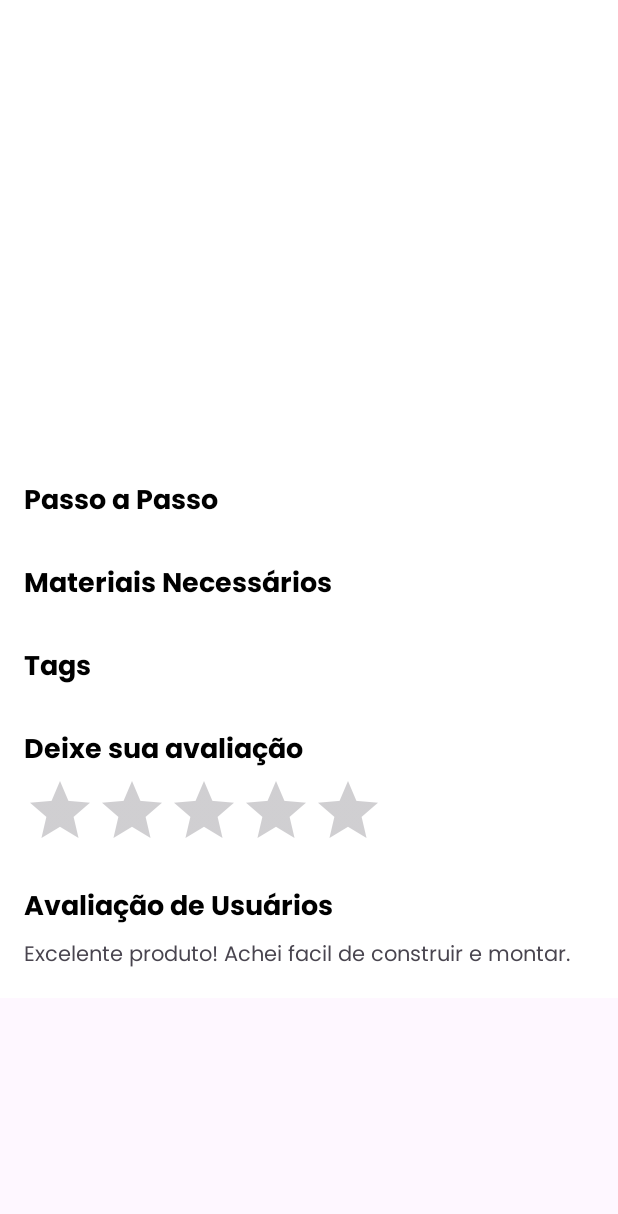
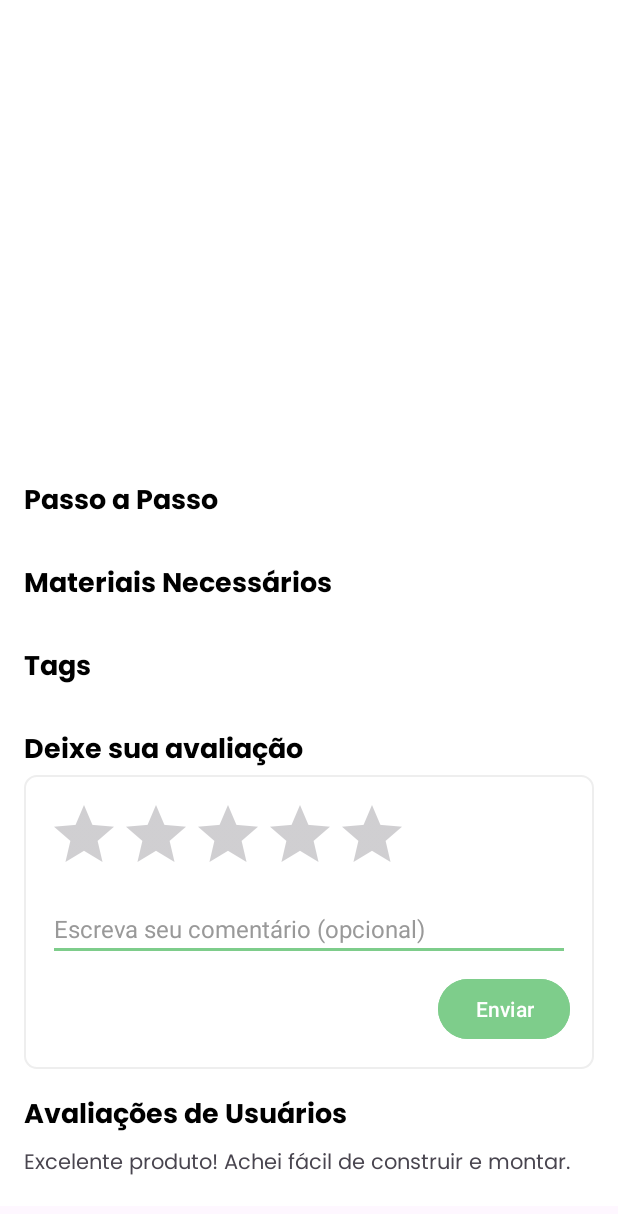
Before and after one commit to erikhsu08/lab_eng, an Android app: the ProdutoDetalhadoActivity screen opened directly, with no data from a screen before it, on a phone screen of 412 x 824 dp. Shown: the top 1214 px of the screen. Run offline under Robolectric (Android 15) with nearby library versions, the phone set to English and light mode, and no system bars.

Commit message:
fazendo push dnv

```diff
--- a/app/src/main/java/com/reciclamais/activity/ProdutoDetalhadoActivity.java
+++ b/app/src/main/java/com/reciclamais/activity/ProdutoDetalhadoActivity.java
@@ -49,13 +49,14 @@ public class ProdutoDetalhadoActivity extends AppCompatActivity {
 
             // Define uma cor para o texto dos passos, materiais e tags
             int textColor = getResources().getColor(R.color.black);
-
+            float textSize = 16f; // Define o tamanho da fonte em sp
 
             if (passos != null) {
                 for (int i = 0; i < passos.size(); i++) {
                     TextView textView = new TextView(this);
                     textView.setText((i + 1) + ". " + passos.get(i));
                     textView.setTextColor(textColor); // Define a cor do texto
+                    textView.setTextSize(textSize); // Define o tamanho do texto
                     layoutPassos.addView(textView);
                 }
             }
@@ -66,6 +67,7 @@ public class ProdutoDetalhadoActivity extends AppCompatActivity {
                     TextView textView = new TextView(this);
                     textView.setText("• " + material);
                     textView.setTextColor(textColor); // Define a cor do texto
+                    textView.setTextSize(textSize); // Define o tamanho do texto
                     layoutMateriais.addView(textView);
                 }
             }
@@ -76,10 +78,13 @@ public class ProdutoDetalhadoActivity extends AppCompatActivity {
                     TextView textView = new TextView(this);
                     textView.setText("#" + tag + " ");
                     textView.setTextColor(textColor); // Define a cor do texto
+                    textView.setTextSize(textSize); // Define o tamanho do texto
                     textView.setPadding(0, 0, 10, 0);  // Adiciona um pequeno espaçamento à direita
                     layoutTags.addView(textView);
                 }
             }
         }
     }
+
+
 }
--- /dev/null
+++ b/app/src/main/res/drawable/rating_background.xml
@@ -0,0 +1,6 @@
+<!-- res/drawable/rating_background.xml -->
+<shape xmlns:android="http://schemas.android.com/apk/res/android">
+    <solid android:color="@color/white" />
+    <corners android:radius="8dp" />
+    <stroke android:width="1dp" android:color="@color/cinza_claro" />
+</shape>
--- a/app/src/main/res/layout/card_produto.xml
+++ b/app/src/main/res/layout/card_produto.xml
@@ -60,10 +60,17 @@
 
             </LinearLayout>
 
+            <LinearLayout
+                android:layout_width="match_parent"
+                android:layout_height="match_parent"
+                android:layout_weight="1"
+                android:orientation="vertical">
+
                 <ImageView
                     android:id="@+id/imageView2"
                     android:layout_width="wrap_content"
                     android:layout_height="wrap_content"
+                    android:paddingTop="20dp"
                     app:srcCompat="@drawable/baseline_chevron_right_24" />
 
                 <ImageView
@@ -72,6 +79,7 @@
                     android:layout_height="wrap_content"
                     android:paddingTop="25dp"
                     app:srcCompat="@drawable/gostei_ic" />
+            </LinearLayout>
 
         </LinearLayout>
 
--- a/app/src/main/res/layout/produto_detalhado.xml
+++ b/app/src/main/res/layout/produto_detalhado.xml
@@ -86,7 +86,7 @@
             android:orientation="horizontal"
             android:paddingTop="8dp" />
 
-        <!-- Seção de Avaliações -->
+        <!-- Seção de Avaliações Unificada -->
         <TextView
             android:layout_width="wrap_content"
             android:layout_height="wrap_content"
@@ -96,6 +96,14 @@
             android:paddingTop="16dp"
             android:fontFamily="@font/poppins_bold" />
 
+        <!-- Bloco de Avaliação Unificada -->
+        <LinearLayout
+            android:layout_width="match_parent"
+            android:layout_height="wrap_content"
+            android:orientation="vertical"
+            android:background="@drawable/rating_background"
+            android:padding="16dp">
+
         <!-- RatingBar para Avaliação -->
         <RatingBar
             android:id="@+id/produtoRating"
@@ -104,17 +112,40 @@
             android:numStars="5"
             android:stepSize="1"
             android:rating="0"
-            android:isIndicator="false"
+            android:isIndicator="false" />
+
+        <!-- Campo de Comentário -->
+        <EditText
+            android:id="@+id/comentarioInput"
+            android:layout_width="match_parent"
+            android:layout_height="wrap_content"
+            android:hint="Escreva seu comentário (opcional)"
+            android:textColorHint="@color/cinza"
+            android:textColor="@color/black"
+            android:inputType="textMultiLine"
+            android:textSize="16sp"
+            android:layout_marginTop="8dp"
             />
 
-        <!-- Campo de Comentarios -->
-        <TextView
-            android:id="@+id/comentarioTitulo"
+        <!-- Botão de Enviar Avaliação -->
+        <Button
+            android:id="@+id/btnEnviarAvaliacao"
             android:layout_width="wrap_content"
             android:layout_height="wrap_content"
-            android:text="Avaliação de Usuários"
+            android:layout_gravity="end"
+            android:text="Enviar"
+            android:layout_marginTop="8dp"
+            android:textColor="@color/white"
+            android:backgroundTint="@color/principal" />
+    </LinearLayout>
+
+    <!-- Comentários dos Usuários -->
+    <TextView
+        android:layout_width="wrap_content"
+        android:layout_height="wrap_content"
+        android:text="Avaliações de Usuários"
+        android:textColor="@color/black"
         android:textSize="18sp"
-            android:textColor="@color/black"
         android:paddingTop="16dp"
         android:fontFamily="@font/poppins_bold" />
 
@@ -123,7 +154,7 @@
         android:id="@+id/comentarioTexto"
         android:layout_width="wrap_content"
         android:layout_height="wrap_content"
-            android:text="Excelente produto! Achei facil de construir e montar."
+        android:text="Excelente produto! Achei fácil de construir e montar."
         android:textSize="14sp"
         android:paddingTop="4dp"
         android:fontFamily="@font/poppins" />
```
Lines whose indentation alone changed are shown as unchanged.
